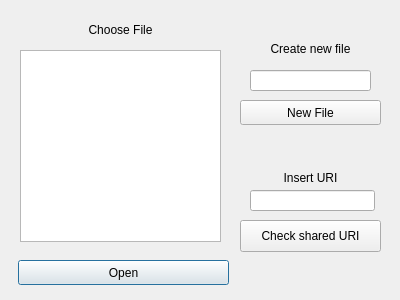
First picture: the form in client/newopen.ui, repository SimoneDutto/CollaborativeEditor, before the edit.
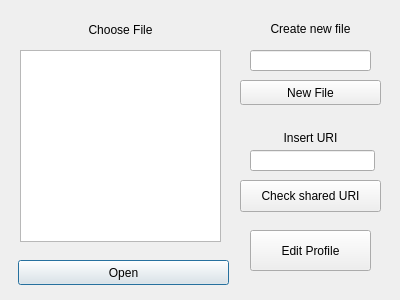
Second picture: the form after the edit.

Commit message: add edit button in newopen window

```diff
--- a/client/newopen.ui
+++ b/client/newopen.ui
@@ -56,7 +56,7 @@
    <property name="geometry">
     <rect>
      <x>250</x>
-     <y>40</y>
+     <y>20</y>
      <width>121</width>
      <height>17</height>
     </rect>
@@ -72,7 +72,7 @@
    <property name="geometry">
     <rect>
      <x>240</x>
-     <y>100</y>
+     <y>80</y>
      <width>141</width>
      <height>25</height>
     </rect>
@@ -85,7 +85,7 @@
    <property name="geometry">
     <rect>
      <x>250</x>
-     <y>190</y>
+     <y>150</y>
      <width>125</width>
      <height>21</height>
     </rect>
@@ -95,7 +95,7 @@
    <property name="geometry">
     <rect>
      <x>250</x>
-     <y>170</y>
+     <y>130</y>
      <width>121</width>
      <height>16</height>
     </rect>
@@ -111,7 +111,7 @@
    <property name="geometry">
     <rect>
      <x>240</x>
-     <y>220</y>
+     <y>180</y>
      <width>141</width>
      <height>32</height>
     </rect>
@@ -124,12 +124,25 @@
    <property name="geometry">
     <rect>
      <x>250</x>
-     <y>70</y>
+     <y>50</y>
      <width>121</width>
      <height>21</height>
     </rect>
    </property>
   </widget>
+  <widget class="QPushButton" name="pushButton_4">
+   <property name="geometry">
+    <rect>
+     <x>250</x>
+     <y>230</y>
+     <width>121</width>
+     <height>41</height>
+    </rect>
+   </property>
+   <property name="text">
+    <string>Edit Profile</string>
+   </property>
+  </widget>
   <zorder>listWidget</zorder>
   <zorder>label</zorder>
   <zorder>pushButton</zorder>
```
Left out of the diff: 1 changed line with no effect on the pictures. The commit also changes 4 other files.
